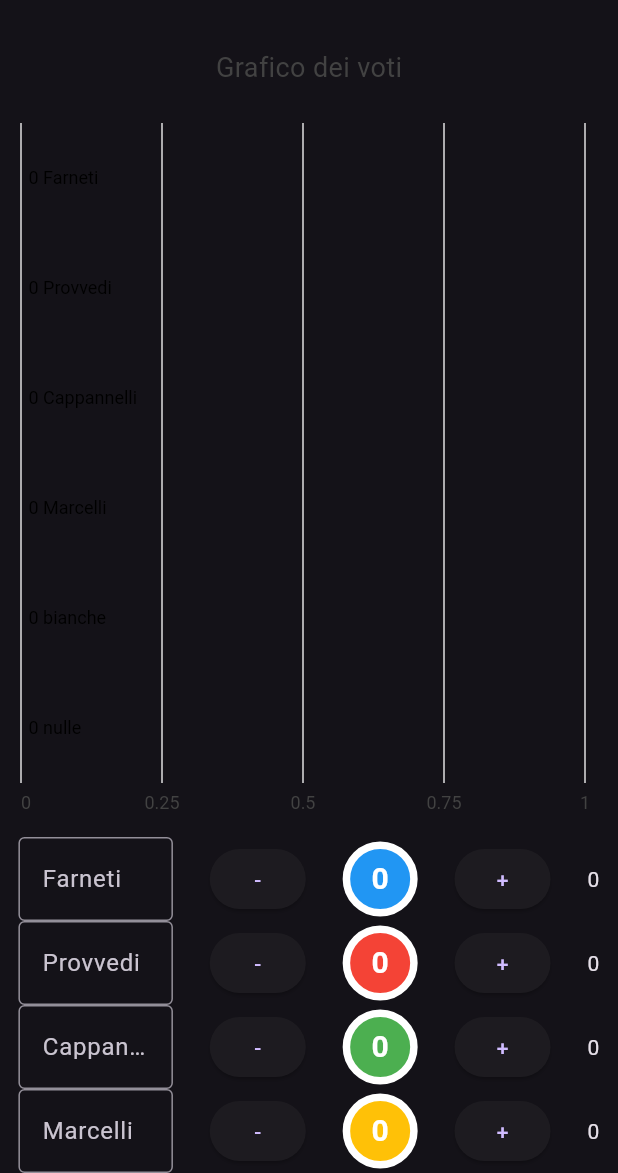
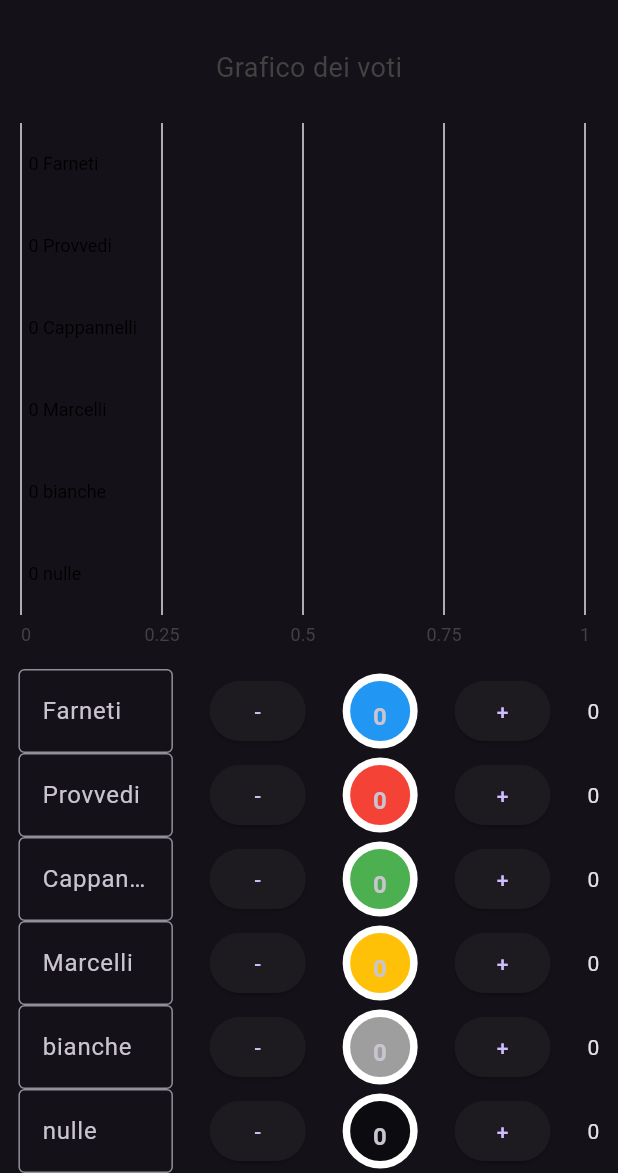
Before and after one commit to vantaggi/voto_tracker, a Flutter app: the screen it shows after launch, on a phone screen of 412 x 824 dp, the part 63-1236 px from its top. Run offline on Flutter 3.47's test engine with Material 3 defaults, Android fonts, the phone set to English and light mode, and no system bars; our stand-ins replace charts_flutter; missing offline and left inert: random_color.

Commit message:
customizable voti value in a text box

```diff
--- a/lib/main.dart
+++ b/lib/main.dart
@@ -4,7 +4,7 @@ import 'package:random_color/random_color.dart';
 import 'package:voto_tracker/settings.dart'; // Il pacchetto per generare colori casuali
 
 void main() => runApp(MaterialApp(
-      home: VotiPage(),
+      home: const VotiPage(),
       theme: ThemeData.dark(),
       //darkTheme: ThemeData.dark(),
     ));
@@ -153,7 +153,7 @@ class _VotiPageState extends State<VotiPage> {
       decoration: InputDecoration(
         labelText: dati[index].nome,
         // L'etichetta del TextField
-        border: OutlineInputBorder(), // Il bordo del TextField
+        border: const OutlineInputBorder(), // Il bordo del TextField
       ),
       onSubmitted: (value) {
         // La logica da eseguire quando il valore viene inviato
@@ -233,6 +233,7 @@ class _VotiPageState extends State<VotiPage> {
   }
 
   Widget colorValue(int index) {
+    TextEditingController controllerColorValue = TextEditingController();
     return Center(
         child: Container(
             height: 50,
@@ -243,12 +244,28 @@ class _VotiPageState extends State<VotiPage> {
               border: Border.all(color: Colors.white, width: 5),
             ),
             child: Center(
-              child: Text(dati[index].voti.toString(),
+                child: TextField(
+              // Il controller per il widget TextField
+              controller: controllerColorValue,
+              textAlign: TextAlign.center,
               style: const TextStyle(
-                      color: Colors.white,
-                      fontWeight: FontWeight.bold,
-                      fontSize: 20)))),
-    );
+                  color: Colors.white, fontWeight: FontWeight.bold),
+              // Il controller del TextField
+              keyboardType: TextInputType.number,
+              // La tipologia di tastiera da mostrare
+              decoration: InputDecoration(
+                hintText: dati[index].voti.toString(),
+                // L'etichetta del TextField
+                border: InputBorder.none, // Il bordo del TextField
+              ),
+              onSubmitted: (value) {
+                // La logica da eseguire quando il valore viene inviato
+                setState(() {
+                  int numeroVoti = int.tryParse(value) ?? 0;
+                  dati[index].voti = numeroVoti;
+                });
+              },
+            ))));
   }
 
   @override
@@ -262,9 +279,13 @@ class _VotiPageState extends State<VotiPage> {
           title: const Text("Voto Tracker"),
           actions: [
             IconButton(
-                onPressed: () => Navigator.of(context).push(MaterialPageRoute(
-                      builder: (context) => SettingsPage(settings: settings,),
-                    )).then((value) => setState((){})),
+                onPressed: () => Navigator.of(context)
+                    .push(MaterialPageRoute(
+                      builder: (context) => SettingsPage(
+                        settings: settings,
+                      ),
+                    ))
+                    .then((value) => setState(() {})),
                 icon: const Icon(Icons.settings))
           ],
         ),
@@ -277,14 +298,6 @@ class _VotiPageState extends State<VotiPage> {
                 child: creaGrafico(),
               ),
             ),
-            //TODO
-            /*  // Il widget del TextField
-            Padding(
-              padding: const EdgeInsets.all(8.0),
-              child: creaTextField(),
-            ),
-
-           */
             // Il widget dei bottoni
             ListView.builder(
               shrinkWrap: true,
@@ -306,14 +319,15 @@ class _VotiPageState extends State<VotiPage> {
               },
             ),
             // Il widget del messaggio del vincitore
-            if (vincitore != "")
-              PopupMenuButton(
-                itemBuilder: (BuildContext context) => [
-                  PopupMenuItem(
-                    child: Text("Il vincitore è $vincitore!"),
-                  ),
-                ],
-              ),
+            //TODO
+            // if (vincitore != "")
+            //   PopupMenuButton(
+            //     itemBuilder: (BuildContext context) => [
+            //       PopupMenuItem(
+            //         child: Text("Il vincitore è $vincitore!"),
+            //       ),
+            //     ],
+            //   ),
           ],
         ),
       ),
--- a/lib/settings.dart
+++ b/lib/settings.dart
@@ -73,7 +73,13 @@ class Settings{
   bool get schedeNulle => _schedeNulle;
   int get numPartecipanti => _numPartecipanti;
 
-  Settings({int numPartecipanti = 4,bool schedeBianche = true, bool schedeNulle = true}) : _numPartecipanti = numPartecipanti, _schedeNulle = schedeNulle, _schedeBianche = schedeBianche;
+  Settings(
+      {int numPartecipanti = 6,
+      bool schedeBianche = true,
+      bool schedeNulle = true})
+      : _numPartecipanti = numPartecipanti,
+        _schedeNulle = schedeNulle,
+        _schedeBianche = schedeBianche;
 
   updateNumPartecipanti(int num){
     if(num > 1){
```
Lines whose indentation alone changed are shown as unchanged.
